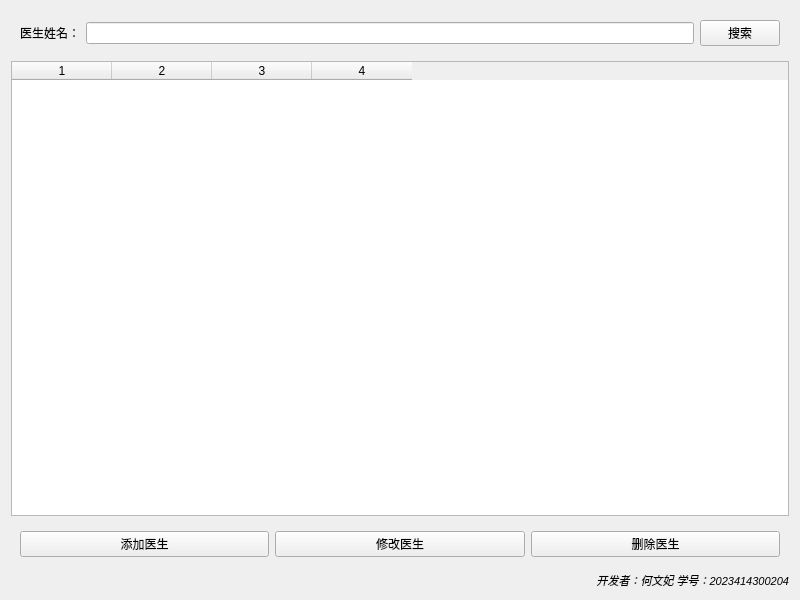
Before: the Qt Designer form doctorview.ui in hewenfei18/QtSQL-View-Model-, drawn with Qt 5.
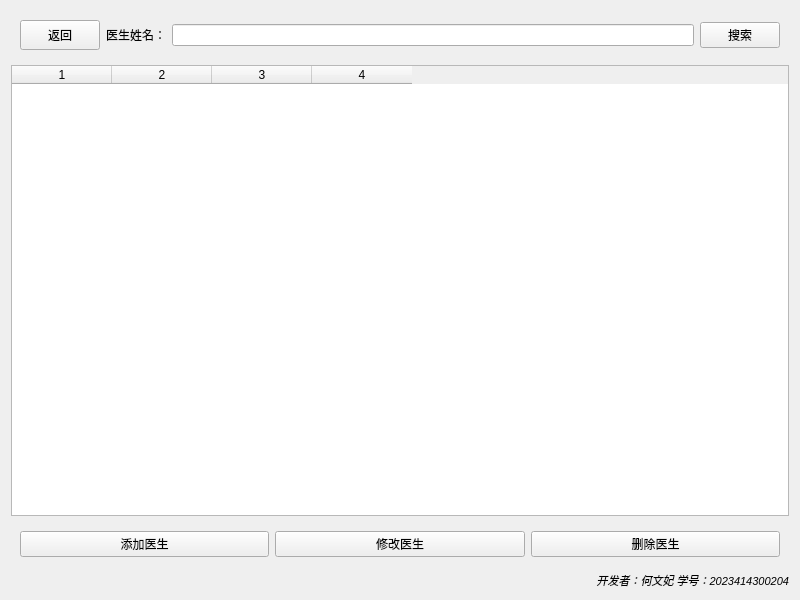
After: the same form once the commit is applied.

Diff of the .ui file:
```diff
--- a/doctorview.ui
+++ b/doctorview.ui
@@ -17,6 +17,19 @@
    <item>
     <widget class="QWidget" name="widget_search" native="true">
      <layout class="QHBoxLayout" name="horizontalLayout_search">
+      <item>
+       <widget class="QPushButton" name="pushButton_back">
+        <property name="minimumSize">
+         <size>
+          <width>80</width>
+          <height>30</height>
+         </size>
+        </property>
+        <property name="text">
+         <string>返回</string>
+        </property>
+       </widget>
+      </item>
       <item>
        <widget class="QLabel" name="label_search">
         <property name="text">
@@ -42,34 +55,16 @@
      <property name="columnCount">
       <number>4</number>
      </property>
-     <!-- 修复：通过item设置表头（row=0为表头行），移除错误的horizontalHeader标签 -->
-     <item row="0" column="0">
-      <property name="text">
-       <string>医生ID</string>
-      </property>
-     </item>
-     <item row="0" column="1">
-      <property name="text">
-       <string>工号</string>
-      </property>
-     </item>
-     <item row="0" column="2">
-      <property name="text">
-       <string>姓名</string>
-      </property>
-     </item>
-     <item row="0" column="3">
-      <property name="text">
-       <string>所属科室</string>
-      </property>
-     </item>
-     <!-- 可选：添加表格样式属性 -->
      <property name="selectionBehavior">
       <enum>QAbstractItemView::SelectRows</enum>
      </property>
      <property name="alternatingRowColors">
       <bool>true</bool>
      </property>
+     <column/>
+     <column/>
+     <column/>
+     <column/>
     </widget>
    </item>
    <item>
```
